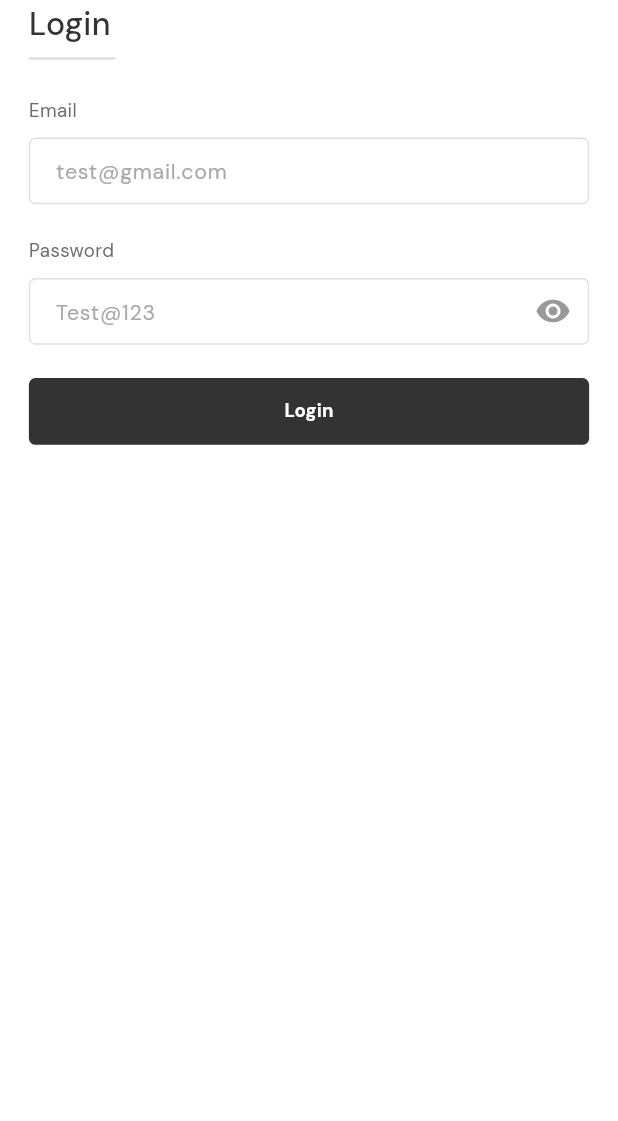
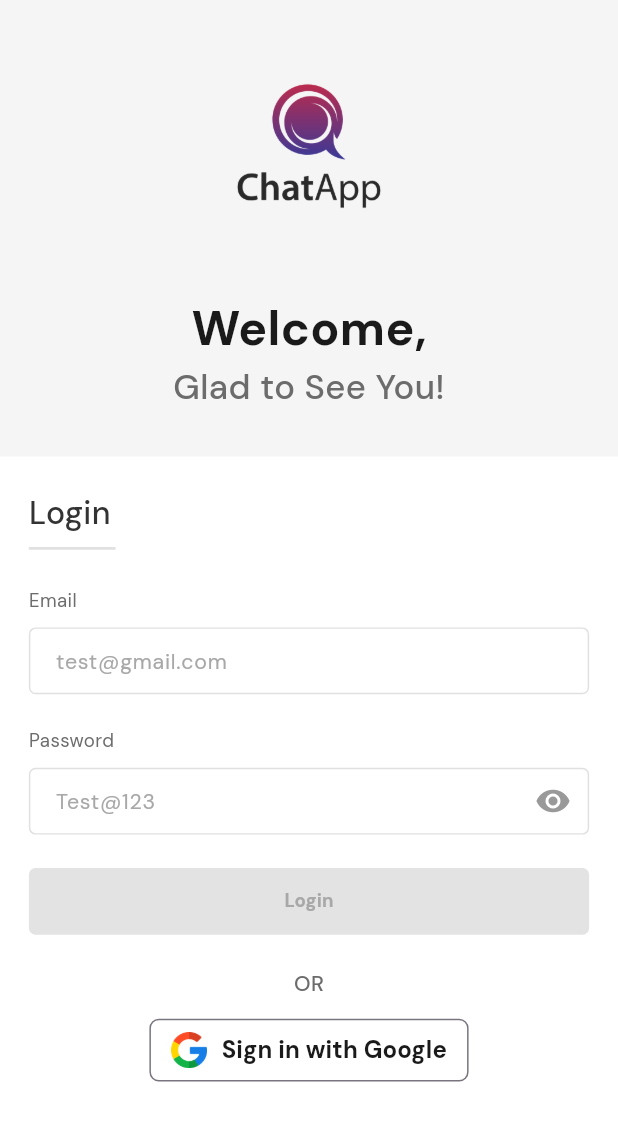
Before and after one commit to bhavikmaradiya/chatapptask, a Flutter app: the screen it shows after launch, on a phone screen of 412 x 824 dp. Shown: the top 1121 px of the screen. Run offline on Flutter 3.47's test engine with Material 3 defaults, Android fonts, the phone set to English and light mode, and no system bars; our stand-ins replace cloud_firestore, firebase_auth, firebase_core, flutter_bloc, flutter_screenutil, google_sign_in and 1 more; accounts and stored records are empty; generated files the repository leaves out were written again.

Commit message:
google sign in and auth changes

```diff
--- a/lib/const/assets.dart
+++ b/lib/const/assets.dart
@@ -1,3 +1,4 @@
 class Assets{
-
+  static const loginBanner = 'assets/png/app_logo.png';
+  static const googleLogo = 'assets/png/google.png';
 }
--- a/lib/const/dimens.dart
+++ b/lib/const/dimens.dart
@@ -2,6 +2,7 @@ class Dimens {
   static const double dimens_1 = 1;
   static const double dimens_2 = 2;
   static const double dimens_5 = 5;
+  static const double dimens_7 = 7;
   static const double dimens_10 = 10;
   static const double dimens_12 = 12;
   static const double dimens_14 = 14;
@@ -14,8 +15,15 @@ class Dimens {
   static const double dimens_22 = 22;
   static const double dimens_24 = 24;
   static const double dimens_25 = 25;
+  static const double dimens_26 = 26;
+  static const double dimens_27 = 27;
+  static const double dimens_28 = 28;
   static const double dimens_30 = 30;
   static const double dimens_35 = 35;
   static const double dimens_50 = 50;
   static const double dimens_60 = 60;
+  static const double dimens_342 = 342;
+  static const double dimens_36 = 36;
+  static const double dimens_170 = 170;
+  static const double dimens_175 = 175;
 }
--- a/lib/l10n/app_en.arb
+++ b/lib/l10n/app_en.arb
@@ -1,5 +1,7 @@
 {
-"login": "Login",
+  "welcome": "Welcome,",
+  "gladToSeeYou": "Glad to See You!",
+  "login": "Login",
   "email": "Email",
   "password": "Password",
   "invalidEmail": "Please enter valid email",
@@ -11,5 +13,7 @@
   "userNotFoundSubtitle": "Would you like to continue while creating new user using above credentials?",
   "cancel": "Cancel",
   "createAc": "Yes, continue",
- "passwordHint": "Password must contain 1 uppercase letter, 1 lowercase letter, 1 special character, 1 number, min 6 characters and Max 10 characters"
+  "passwordHint": "Password must contain 1 uppercase letter, 1 lowercase letter, 1 special character, 1 number, min 6 characters and Max 10 characters",
+  "or": "OR",
+  "googleSignIn": "Sign in with Google"
   }
--- a/lib/views/auth/authentication.dart
+++ b/lib/views/auth/authentication.dart
@@ -1,4 +1,4 @@
-import 'package:chatapp/config/app_config.dart';
+import 'package:chatapp/const/assets.dart';
 import 'package:chatapp/const/dimens.dart';
 import 'package:chatapp/enums/color_enums.dart';
 import 'package:chatapp/routes.dart';
@@ -36,7 +36,21 @@ class Authentication extends StatelessWidget {
           child: SingleChildScrollView(
             child: Column(
               children: [
+                _welcomeWidget(
+                  context,
+                  appLocalizations,
+                ),
+                SizedBox(
+                  height: Dimens.dimens_25.h,
+                ),
                 _loginContentWidget(
+                  context,
+                  appLocalizations,
+                ),
+                SizedBox(
+                  height: Dimens.dimens_25.h,
+                ),
+                _otherContent(
                   context,
                   appLocalizations,
                 ),
@@ -45,6 +59,90 @@ class Authentication extends StatelessWidget {
           ),
         ),
       ),
+    );
+  }
+
+  Widget _googleSignButton(
+    BuildContext context,
+    AppLocalizations appLocalizations,
+  ) {
+    return OutlinedButton(
+      style: ButtonStyle(
+        padding: MaterialStateProperty.all(EdgeInsets.zero),
+        backgroundColor: MaterialStateProperty.all(Colors.white),
+        shape: MaterialStateProperty.all(
+          RoundedRectangleBorder(
+            borderRadius: BorderRadius.circular(
+              Dimens.dimens_7.r,
+            ),
+          ),
+        ),
+      ),
+      onPressed: () async {
+        final authBlocProvider = BlocProvider.of<AuthBloc>(context);
+        authBlocProvider.add(GoogleSignInEvent());
+      },
+      child: Padding(
+        padding: EdgeInsets.symmetric(
+          vertical: Dimens.dimens_10.h,
+          horizontal: Dimens.dimens_15.w,
+        ),
+        child: Row(
+          mainAxisSize: MainAxisSize.min,
+          mainAxisAlignment: MainAxisAlignment.center,
+          children: <Widget>[
+            Image.asset(
+              Assets.googleLogo,
+              height: Dimens.dimens_27.h,
+              width: Dimens.dimens_27.h,
+            ),
+            Padding(
+              padding: EdgeInsets.only(
+                left: Dimens.dimens_10.w,
+              ),
+              child: Text(
+                appLocalizations.googleSignIn,
+                style: TextStyle(
+                  fontSize: Dimens.dimens_18.sp,
+                  color: ColorUtils.getColor(
+                    context,
+                    ColorEnums.black1AColor,
+                  ),
+                  fontWeight: FontWeight.w600,
+                ),
+              ),
+            ),
+          ],
+        ),
+      ),
+    );
+  }
+
+  Widget _otherContent(
+    BuildContext context,
+    AppLocalizations appLocalizations,
+  ) {
+    return Column(
+      children: [
+        Text(
+          appLocalizations.or,
+          style: TextStyle(
+            fontSize: Dimens.dimens_16.sp,
+            color: ColorUtils.getColor(
+              context,
+              ColorEnums.gray6CColor,
+            ),
+            fontWeight: FontWeight.w500,
+          ),
+        ),
+        SizedBox(
+          height: Dimens.dimens_12.h,
+        ),
+        _googleSignButton(
+          context,
+          appLocalizations,
+        ),
+      ],
     );
   }
 
@@ -206,7 +304,7 @@ class Authentication extends StatelessWidget {
                   AppUtils.isValidPasswordToRegister(password);
               return AppFilledButton(
                 title: appLocalizations.loginBtn,
-                // enabled: isValid,
+                enabled: isValid,
                 onButtonPressed: () {
                   _onLoginButtonClicked(
                     authBlocProvider,
@@ -214,6 +312,58 @@ class Authentication extends StatelessWidget {
                 },
               );
             },
+          ),
+        ],
+      ),
+    );
+  }
+
+  Widget _welcomeWidget(
+    BuildContext context,
+    AppLocalizations appLocalizations,
+  ) {
+    return Container(
+      width: double.infinity,
+      height: Dimens.dimens_342.h,
+      color: ColorUtils.getColor(
+        context,
+        ColorEnums.grayF5Color,
+      ),
+      child: Column(
+        children: [
+          SizedBox(
+            height: Dimens.dimens_25.h,
+          ),
+          Image.asset(
+            Assets.loginBanner,
+            width: Dimens.dimens_175.w,
+            height: Dimens.dimens_175.h,
+            fit: BoxFit.cover,
+          ),
+          SizedBox(
+            height: Dimens.dimens_20.h,
+          ),
+          Text(
+            appLocalizations.welcome,
+            style: TextStyle(
+              fontSize: Dimens.dimens_36.sp,
+              fontWeight: FontWeight.w700,
+              color: ColorUtils.getColor(
+                context,
+                ColorEnums.black1AColor,
+              ),
+            ),
+          ),
+          Text(
+            appLocalizations.gladToSeeYou,
+            style: TextStyle(
+              fontSize: Dimens.dimens_26.sp,
+              fontWeight: FontWeight.w500,
+              color: ColorUtils.getColor(
+                context,
+                ColorEnums.gray6CColor,
+              ),
+            ),
           ),
         ],
       ),
@@ -307,12 +457,13 @@ class Authentication extends StatelessWidget {
     }
   }
 
-  void _createNewUserDialog(
+  Future<void> _createNewUserDialog(
     BuildContext context,
     AuthState state,
     AppLocalizations appLocalizations,
-  ) {
-    final shouldCreate = showModalBottomSheet<bool>(
+  ) async {
+    final authBlocProvider = BlocProvider.of<AuthBloc>(context);
+    final shouldCreate = await showModalBottomSheet<bool?>(
       context: context,
       shape: RoundedRectangleBorder(
         borderRadius: BorderRadius.circular(
@@ -393,12 +544,22 @@ class Authentication extends StatelessWidget {
                       ),
                     ),
                   ],
-                )
+                ),
               ],
             ),
           ),
         );
       },
     );
+    if (shouldCreate ?? false) {
+      final email = _emailTextEditingController.text.trim();
+      final password = _passwordTextEditingController.text;
+      authBlocProvider.add(
+        CreateFirebaseUserEvent(
+          email,
+          password,
+        ),
+      );
+    }
   }
 }
--- a/lib/views/auth/bloc/auth_event.dart
+++ b/lib/views/auth/bloc/auth_event.dart
@@ -24,3 +24,14 @@ class VerifyCredentialEvent extends AuthEvent {
 class VisiblePasswordFieldEvent extends AuthEvent {}
 
 class InVisiblePasswordFieldEvent extends AuthEvent {}
+
+class CreateFirebaseUserEvent extends AuthEvent {
+  final String email;
+  final String password;
+
+  CreateFirebaseUserEvent(this.email, this.password);
+}
+
+class GoogleSignInEvent extends AuthEvent {
+  GoogleSignInEvent();
+}
--- a/pubspec.yaml
+++ b/pubspec.yaml
@@ -20,6 +20,7 @@ dependencies:
   flutter_bloc: ^8.1.3
   cloud_firestore: ^4.14.0
   shared_preferences: ^2.2.2
+  google_sign_in: ^6.2.1
 
 dev_dependencies:
   flutter_test:
@@ -36,6 +37,10 @@ flutter:
   generate: true
   uses-material-design: true
 
+  assets:
+    - assets/png/
+    - assets/svg/
+
   fonts:
     - family: DMSans
       fonts:
```
Also changed, not shown: lib/views/auth/bloc/auth_bloc.dart (+47 -2 lines), assets/png/app_logo.jpeg (added), assets/png/app_logo.png (added), assets/png/google.png (added), pubspec.lock, 1 other file.
